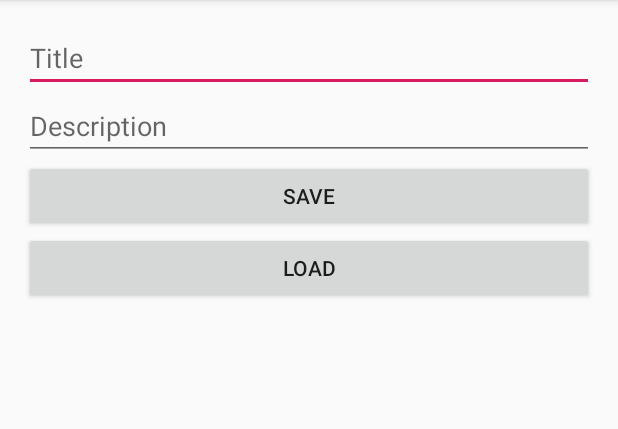
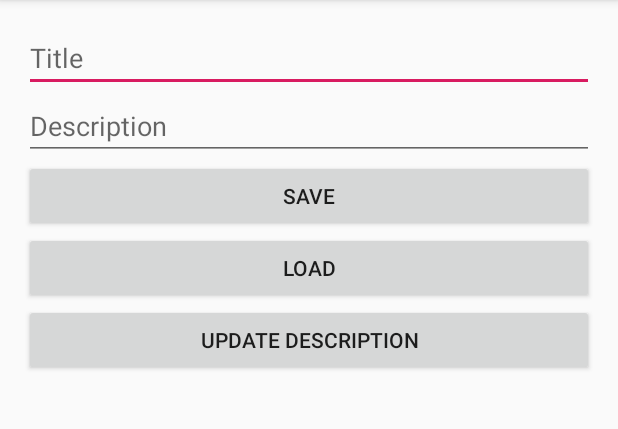
Before and after one commit to alessanderleite/FirestoreApp, an Android app: the screen it shows after launch (MainActivity), on a phone screen of 412 x 824 dp, the part 84-513 px from its top. Run offline under Robolectric (Android 15) with nearby library versions, the phone set to English and light mode, and no system bars; our stand-ins replace Firebase (no records; nobody signed in at launch, a user with empty details on screens opened directly).

Commit message:
button: update description

```diff
--- a/app/src/main/res/layout/activity_main.xml
+++ b/app/src/main/res/layout/activity_main.xml
@@ -34,6 +34,12 @@
         android:onClick="loadNote"
         android:text="Load" />
 
+    <Button
+        android:layout_width="match_parent"
+        android:layout_height="wrap_content"
+        android:text="Update description"
+        android:onClick="updateDescription"/>
+
     <TextView
         android:id="@+id/text_view_date"
         android:layout_width="wrap_content"
```
